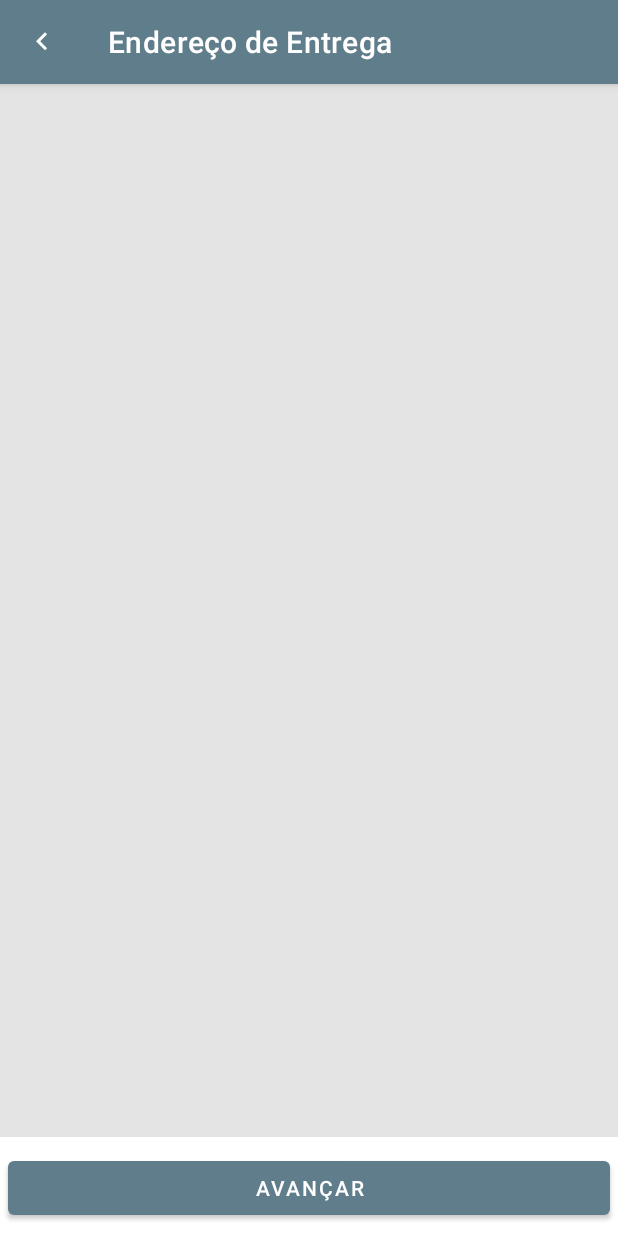
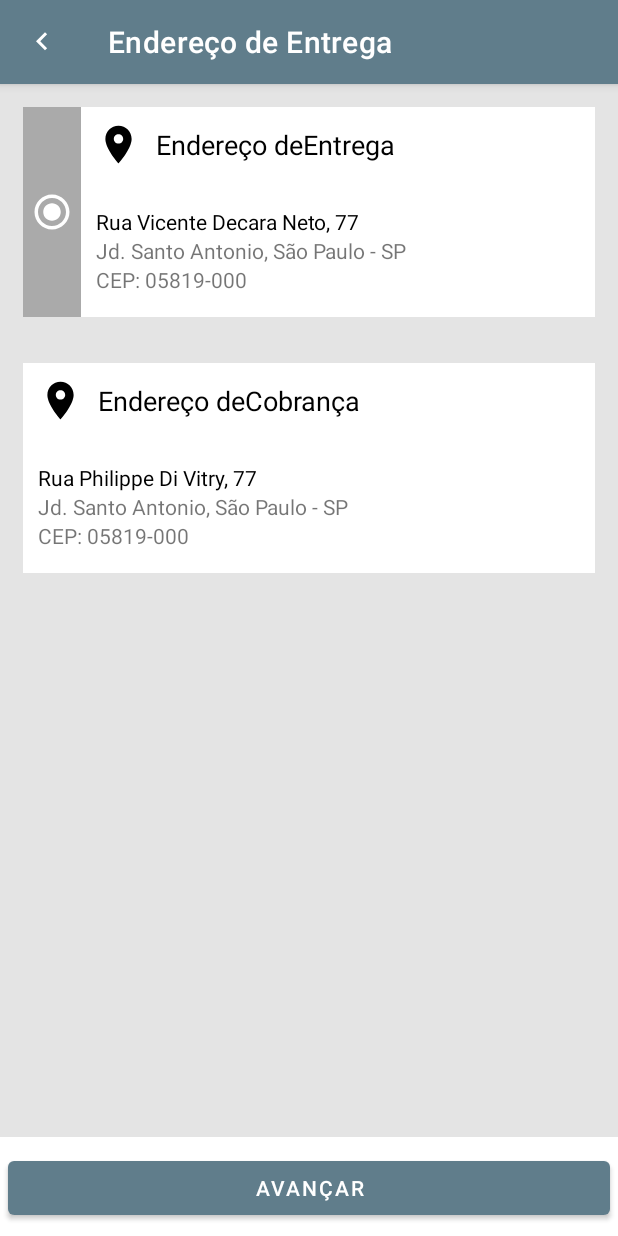
Before and after one commit to GuilhermeP17/FloriculturaTadesMobile, an Android app: the EnderecoActivity screen opened directly, with no data from a screen before it, on a phone screen of 412 x 824 dp. Run offline under Robolectric (Android 15) with nearby library versions, the phone set to English and light mode, and no system bars.

Commit message:
Adicionando tela de seleção de endereço após tela de carrinho

```diff
--- /dev/null
+++ b/Floricultura Tades/app/src/main/java/br/com/senac/projectsolutions/Adapter/EnderecoAdapter.java
@@ -0,0 +1,76 @@
+package br.com.senac.projectsolutions.Adapter;
+
+import android.view.LayoutInflater;
+import android.view.View;
+import android.view.ViewGroup;
+
+import androidx.annotation.NonNull;
+import androidx.recyclerview.widget.RecyclerView;
+
+import java.util.ArrayList;
+
+import br.com.senac.projectsolutions.Model.Endereco;
+import br.com.senac.projectsolutions.R;
+
+public class EnderecoAdapter extends RecyclerView.Adapter<EnderecoHolder> {
+    private ArrayList<Endereco> enderecosUser;
+
+    public EnderecoAdapter(){
+        enderecosUser = new ArrayList<>();
+        for (int i = 0; i < 2 ; i ++){
+            Endereco endereco = new Endereco();
+            if (i == 0){
+                endereco.setTipoEndereco("Entrega");
+                endereco.setLogradouro("Rua Vicente Decara Neto");
+                endereco.setNumero(77);
+                endereco.setBairro("Jd. Santo Antonio");
+                endereco.setEstado("SP");
+                endereco.setCidade("São Paulo");
+                endereco.setCep("05819-000");
+            }else{
+                endereco.setTipoEndereco("Cobrança");
+                endereco.setLogradouro("Rua Philippe Di Vitry");
+                endereco.setNumero(77);
+                endereco.setBairro("Jd. Santo Antonio");
+                endereco.setEstado("SP");
+                endereco.setCidade("São Paulo");
+                endereco.setCep("05819-000");
+            }
+            enderecosUser.add(endereco);
+        }
+    }
+
+    @NonNull
+    @Override
+    public EnderecoHolder onCreateViewHolder(@NonNull ViewGroup parent, int viewType) {
+        return new EnderecoHolder(LayoutInflater.from(parent.getContext()).inflate(R.layout.item_endereco, parent, false));
+    }
+
+    @Override
+    public void onBindViewHolder(@NonNull final EnderecoHolder holder, final int position) {
+        holder.tipoEndereco.setText(("Endereço de".concat(enderecosUser.get(position).getTipoEndereco())));
+        holder.logradouro.setText(enderecosUser.get(position).getLogradouro().concat(", " + enderecosUser.get(position).getNumero()));
+        holder.adicionaisInfo.setText(enderecosUser.get(position).getBairro()
+                .concat(", " + enderecosUser.get(position).getCidade() + " - " + enderecosUser.get(position).getEstado()));
+        holder.cep.setText("CEP: ".concat(enderecosUser.get(position).getCep()));
+        if (position == 0){
+            holder.enderecoPadrao.setVisibility(View.VISIBLE);
+        }
+
+        holder.enderecoView.setOnClickListener(new View.OnClickListener() {
+            @Override
+            public void onClick(View v) {
+               if (holder.enderecoPadrao.getVisibility() == View.VISIBLE){
+                   holder.enderecoPadrao.setVisibility(View.GONE);
+               }else{
+                   holder.enderecoPadrao.setVisibility(View.VISIBLE);
+               }
+            }
+        });
+    }
+
+    @Override
+    public int getItemCount() {
+        return 2;
+    }
+}
--- /dev/null
+++ b/Floricultura Tades/app/src/main/java/br/com/senac/projectsolutions/Adapter/EnderecoHolder.java
@@ -0,0 +1,27 @@
+package br.com.senac.projectsolutions.Adapter;
+
+import android.view.View;
+import android.widget.LinearLayout;
+import android.widget.TextView;
+
+import androidx.annotation.NonNull;
+import androidx.constraintlayout.widget.ConstraintLayout;
+import androidx.recyclerview.widget.RecyclerView;
+
+import br.com.senac.projectsolutions.R;
+
+public class EnderecoHolder extends RecyclerView.ViewHolder {
+    protected TextView tipoEndereco, logradouro, adicionaisInfo, cep;
+    protected LinearLayout enderecoPadrao;
+    protected ConstraintLayout enderecoView;
+
+    public EnderecoHolder(@NonNull View itemView) {
+        super(itemView);
+        enderecoView = itemView.findViewById(R.id.card_selected);
+        enderecoPadrao = itemView.findViewById(R.id.info_selected);
+        tipoEndereco = itemView.findViewById(R.id.tipo_endereco);
+        logradouro = itemView.findViewById(R.id.logradouro_info);
+        adicionaisInfo = itemView.findViewById(R.id.infos_adicionais_info);
+        cep = itemView.findViewById(R.id.cep_info);
+    }
+}
--- a/Floricultura Tades/app/src/main/java/br/com/senac/projectsolutions/Model/Endereco.java
+++ b/Floricultura Tades/app/src/main/java/br/com/senac/projectsolutions/Model/Endereco.java
@@ -9,6 +9,8 @@ public class Endereco {
     private String cidade;
     private String bairro;
     private String tipoEndereco;
+
+    public Endereco(){}
 
     public Endereco(String logradouro, int numero, String complemento, String cep, String estado, String cidade, String bairro, String tipoEndereco) {
         this.logradouro = logradouro;
--- a/Floricultura Tades/app/src/main/java/br/com/senac/projectsolutions/View/EnderecoActivity.java
+++ b/Floricultura Tades/app/src/main/java/br/com/senac/projectsolutions/View/EnderecoActivity.java
@@ -1,17 +1,45 @@
 package br.com.senac.projectsolutions.View;
 
 import android.os.Bundle;
+import android.view.View;
 
 import androidx.annotation.Nullable;
 import androidx.appcompat.app.AppCompatActivity;
+import androidx.appcompat.widget.Toolbar;
+import androidx.recyclerview.widget.LinearLayoutManager;
+import androidx.recyclerview.widget.RecyclerView;
 
+import br.com.senac.projectsolutions.Adapter.EnderecoAdapter;
 import br.com.senac.projectsolutions.R;
 
 public class EnderecoActivity extends AppCompatActivity {
+    private Toolbar toolbar;
 
     @Override
     protected void onCreate(@Nullable Bundle savedInstanceState) {
         super.onCreate(savedInstanceState);
         setContentView(R.layout.activity_endereco);
+        findViewsById();
+
+        toolbar.setNavigationOnClickListener(new View.OnClickListener() {
+            @Override
+            public void onClick(View v) {
+                onBackPressed();
+            }
+        });
+
+        setRecyclerView();
+    }
+
+    private void findViewsById(){
+        toolbar = findViewById(R.id.toolbar_endereco);
+    }
+
+    private void setRecyclerView() {
+        LinearLayoutManager linearManager = new LinearLayoutManager(getApplicationContext());
+        RecyclerView recyclerView = findViewById(R.id.recycler_endereco);
+        recyclerView.setLayoutManager(linearManager);
+        EnderecoAdapter adapter = new EnderecoAdapter();
+        recyclerView.setAdapter(adapter);
     }
 }
--- a/Floricultura Tades/app/src/main/res/layout/activity_endereco.xml
+++ b/Floricultura Tades/app/src/main/res/layout/activity_endereco.xml
@@ -14,7 +14,7 @@
         app:layout_constraintStart_toStartOf="parent"
         app:layout_constraintEnd_toEndOf="parent">
         <androidx.appcompat.widget.Toolbar
-            android:id="@+id/toolbar"
+            android:id="@+id/toolbar_endereco"
             android:layout_width="match_parent"
             android:layout_height="match_parent"
             app:title="Endereço de Entrega"
@@ -23,6 +23,7 @@
     </com.google.android.material.appbar.AppBarLayout>
 
     <androidx.recyclerview.widget.RecyclerView
+        android:id="@+id/recycler_endereco"
         android:layout_width="0dp"
         android:layout_height="0dp"
         android:orientation="vertical"
--- a/Floricultura Tades/app/src/main/res/layout/item_endereco.xml
+++ b/Floricultura Tades/app/src/main/res/layout/item_endereco.xml
@@ -1,8 +1,12 @@
 <?xml version="1.0" encoding="utf-8"?>
 <androidx.constraintlayout.widget.ConstraintLayout xmlns:android="http://schemas.android.com/apk/res/android"
+    android:id="@+id/card_selected"
     android:layout_width="match_parent"
     android:layout_height="140dp"
     android:layout_margin="15dp"
+    android:clickable="true"
+    android:focusable="true"
+    android:background="?attr/selectableItemBackground"
     xmlns:app="http://schemas.android.com/apk/res-auto">
 
     <LinearLayout
@@ -15,6 +19,7 @@
         app:layout_constraintStart_toStartOf="parent"
         app:layout_constraintEnd_toStartOf="@id/endereco_info"
         app:layout_constraintBottom_toBottomOf="parent"
+        android:visibility="gone"
         android:orientation="vertical">
         <ImageView
             android:layout_width="wrap_content"
--- a/Floricultura Tades/app/src/main/res/values/strings.xml
+++ b/Floricultura Tades/app/src/main/res/values/strings.xml
@@ -14,7 +14,7 @@
     <string name="name_teste">Guilherme Pereira</string>
     <string name="email_teste">guilherme.pereira@email.com</string>
 
-    <string name="web_service_path">http://192.168.0.13:8084/Api_Floricultura_Tads/webresources/</string>
+    <string name="web_service_path">http://192.168.0.44:8089/Api_Floricultura_Tads/webresources/</string>
 
     <string name="title_info_pessoais">Informações Pessoais</string>
     <string name="lbl_required_nome">Nome*</string>
```
Also changed, not shown: 9 other files.
